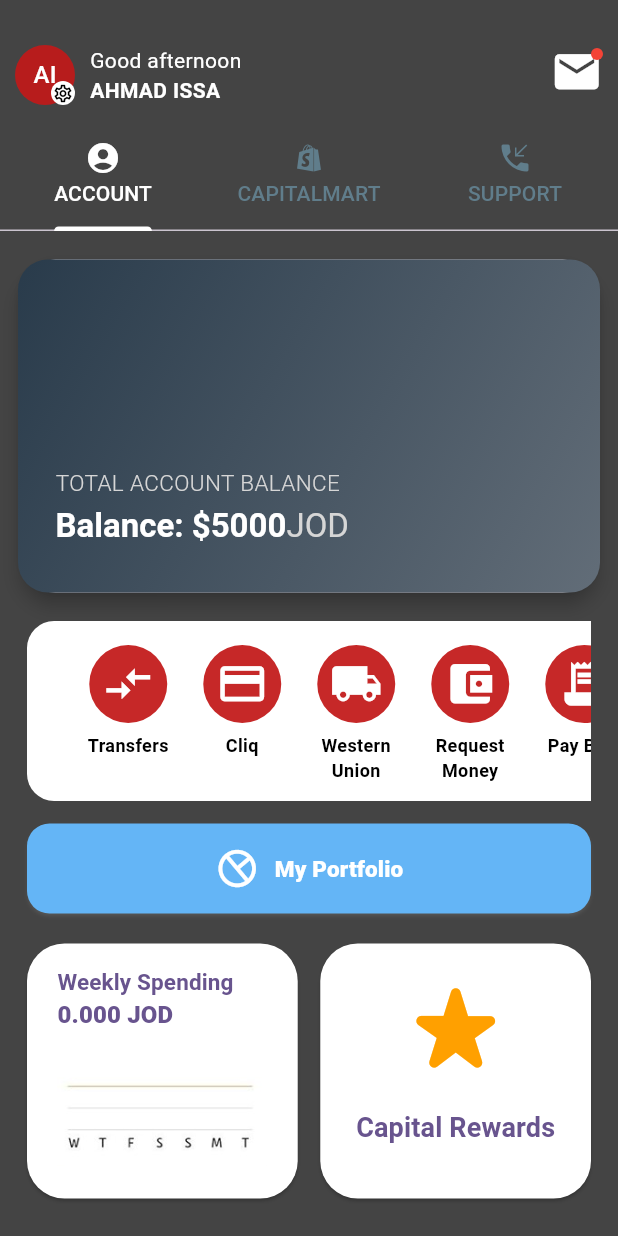
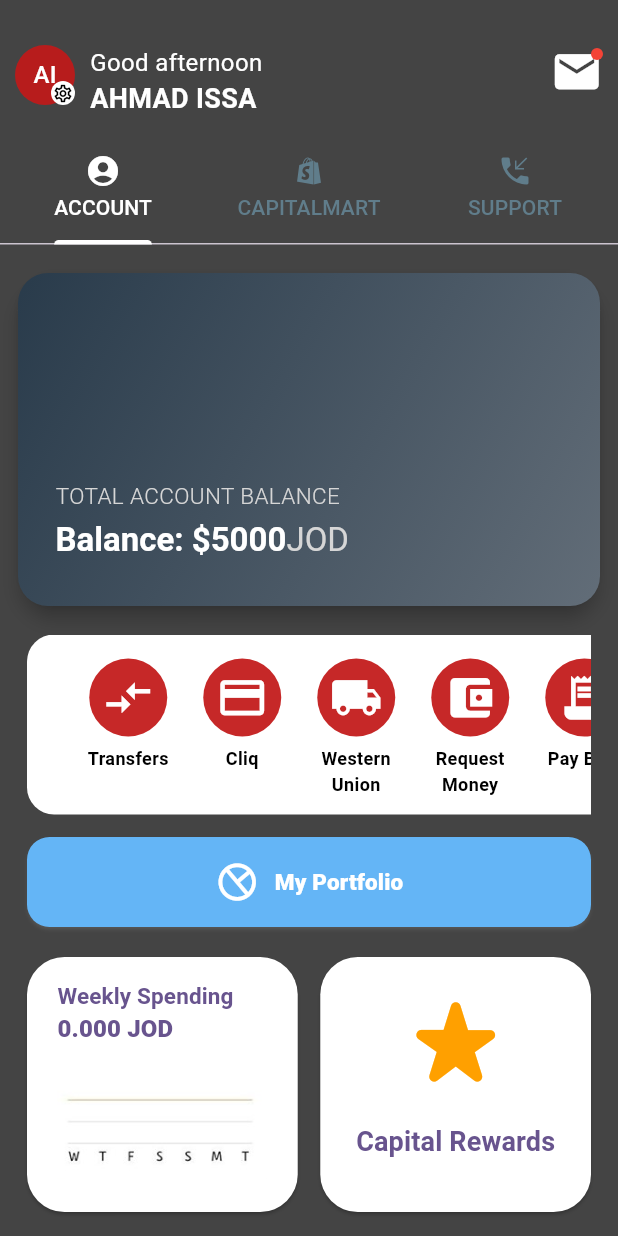
Before and after one commit to AhmadIssa02/Pioneers_1, a Flutter app: the screen it shows after launch, on a phone screen of 412 x 824 dp. Run offline on Flutter 3.47's test engine with Material 3 defaults, Android fonts, the phone set to English and light mode, and no system bars.

```diff
--- a/Bank/lib/login/widgets/main_app_bar.dart
+++ b/Bank/lib/login/widgets/main_app_bar.dart
@@ -45,11 +45,15 @@ class MainAppBar extends StatelessWidget {
               children: [
                 Text("Good afternoon",
                     style: TextStyle(
-                        color: Colors.white, fontWeight: FontWeight.w400)),
+                        color: Colors.white,
+                        fontWeight: FontWeight.w400,
+                        fontSize: 16)),
                 Text(
                   "AHMAD ISSA",
                   style: TextStyle(
-                      color: Colors.white, fontWeight: FontWeight.w600),
+                      color: Colors.white,
+                      fontWeight: FontWeight.w600,
+                      fontSize: 18),
                 )
               ],
             ),
--- a/Bank/lib/login/widgets/services_data.dart
+++ b/Bank/lib/login/widgets/services_data.dart
@@ -8,32 +8,16 @@ class ServiceData {
 }
 
 List<ServiceData> servicesList = [
-  ServiceData(
-      name: 'Transfers', icon: Icons.compare_arrows), // Transfer-related icon
-  ServiceData(
-      name: 'Cliq', icon: Icons.credit_card), // Card-related service icon
-  ServiceData(
-      name: 'Western Union',
-      icon: Icons.local_shipping), // Sending/Receiving money icon
-  ServiceData(
-      name: 'Request Money', icon: Icons.account_balance_wallet), // Wallet icon
-  ServiceData(name: 'Pay Bills', icon: Icons.receipt_long), // Bill pay icon
-  ServiceData(
-      name: 'Withdraw Cardless',
-      icon: Icons.phone_android), // Phone for cardless withdraw
-  ServiceData(
-      name: 'Request History', icon: Icons.history), // History-related icon
-  ServiceData(name: 'QR Payments', icon: Icons.qr_code), // QR code icon
-  ServiceData(
-      name: 'Open Extra Account',
-      icon: Icons.account_box), // Account-related icon
-  ServiceData(
-      name: 'Manage Cheques',
-      icon: Icons.article), // Manage documents or cheques
-  ServiceData(
-      name: 'Letter of Guarantee',
-      icon: Icons.note_alt), // Document-related icon
-  ServiceData(
-      name: 'ATMs/Branches',
-      icon: Icons.location_city), // Location/Branches icon
+  ServiceData(name: 'Transfers', icon: Icons.compare_arrows),
+  ServiceData(name: 'Cliq', icon: Icons.credit_card),
+  ServiceData(name: 'Western Union', icon: Icons.local_shipping),
+  ServiceData(name: 'Request Money', icon: Icons.account_balance_wallet),
+  ServiceData(name: 'Pay Bills', icon: Icons.receipt_long),
+  ServiceData(name: 'Withdraw Cardless', icon: Icons.phone_android),
+  ServiceData(name: 'Request History', icon: Icons.history),
+  ServiceData(name: 'QR Payments', icon: Icons.qr_code),
+  ServiceData(name: 'Open Extra Account', icon: Icons.account_box),
+  ServiceData(name: 'Manage Cheques', icon: Icons.article),
+  ServiceData(name: 'Letter of Guarantee', icon: Icons.note_alt),
+  ServiceData(name: 'ATMs/Branches', icon: Icons.location_city),
 ];
```
Also changed, not shown: Bank/lib/login/widgets/bottom_sheet/receipt_bottom_sheet.dart (added, +88 -0 lines), Bank/lib/login/widgets/tiles/item_tile.dart (added, +67 -0 lines), Bank/lib/login/widgets/views/capital_mart_view.dart (+83 -1 lines), Bank/lib/model/item_model.dart (added, +12 -0 lines), Bank/pubspec.lock.
